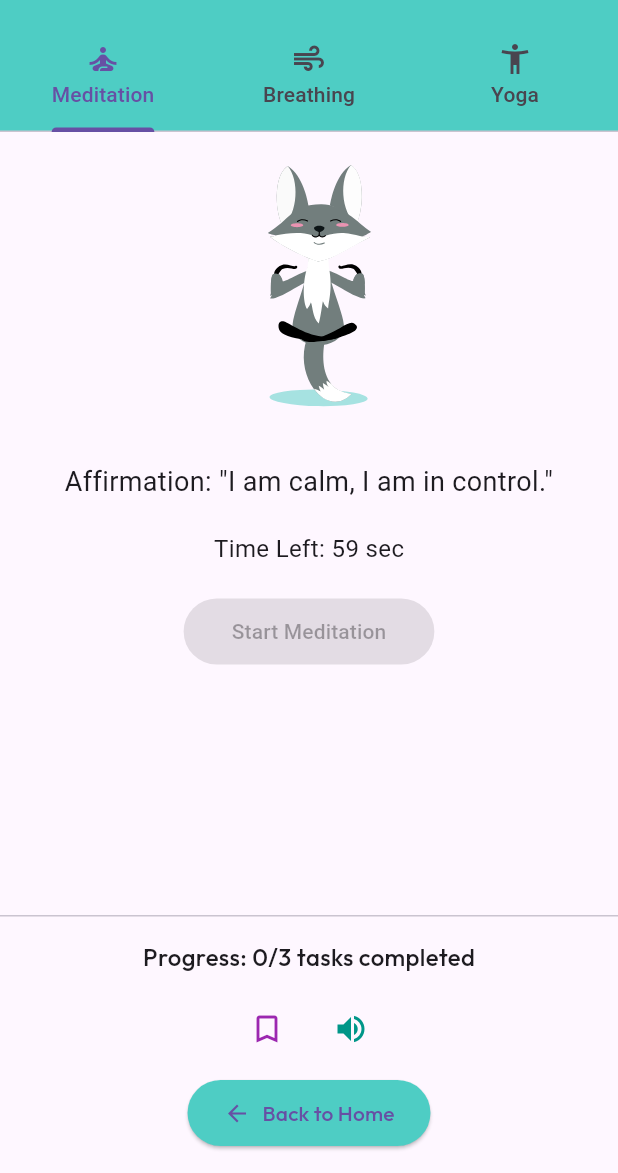
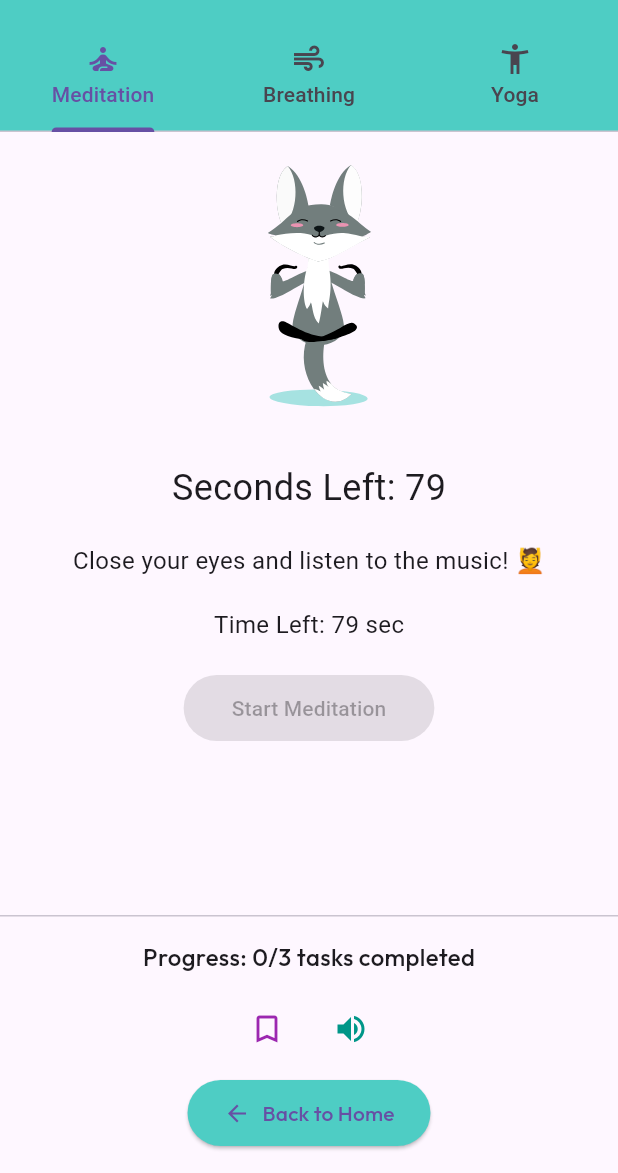
Before and after one commit to ChathraNavoda/Mentro, a Flutter app: the AnxiousScreen screen opened directly, after a tap on "Start Meditation", on a phone screen of 412 x 824 dp, the part 63-1236 px from its top. Run offline on Flutter 3.47's test engine with Material 3 defaults, Android fonts, the phone set to English and light mode, and no system bars; our stand-ins replace cloud_firestore, firebase_auth, firebase_core, fl_chart, google_fonts, google_sign_in and 5 more; missing offline and left inert: simple_ripple_animation; accounts and stored records are empty; network calls fail.

Commit message:
meditation tab

```diff
--- a/lib/presentation/screens/home/emotions/anxious_screen.dart
+++ b/lib/presentation/screens/home/emotions/anxious_screen.dart
@@ -1,4 +1,5 @@
 import 'dart:async';
+import 'dart:math';
 
 import 'package:flutter/material.dart';
 import 'package:google_fonts/google_fonts.dart';
@@ -174,7 +175,19 @@ class _MeditationWidgetState extends State<_MeditationWidget> {
   final _player = AudioPlayer();
   bool _isPlaying = false;
   bool _completed = false;
-  int _secondsLeft = 60;
+  int _secondsLeft = 80;
+
+  final List<String> _trackUrls = [
+    'https://raw.githubusercontent.com/ChathraNavoda/Mentro/main/assets/sounds/track1.mp3',
+    'https://raw.githubusercontent.com/ChathraNavoda/Mentro/main/assets/sounds/track2.mp3',
+    'https://raw.githubusercontent.com/ChathraNavoda/Mentro/main/assets/sounds/track3.mp3',
+    'https://raw.githubusercontent.com/ChathraNavoda/Mentro/main/assets/sounds/track4.mp3',
+    'https://raw.githubusercontent.com/ChathraNavoda/Mentro/main/assets/sounds/track5.mp3',
+    'https://raw.githubusercontent.com/ChathraNavoda/Mentro/main/assets/sounds/track6.mp3',
+    'https://raw.githubusercontent.com/ChathraNavoda/Mentro/main/assets/sounds/track7.mp3',
+    'https://raw.githubusercontent.com/ChathraNavoda/Mentro/main/assets/sounds/track8.mp3',
+    'https://raw.githubusercontent.com/ChathraNavoda/Mentro/main/assets/sounds/track9.mp3',
+  ];
 
   @override
   void dispose() {
@@ -187,12 +200,20 @@ class _MeditationWidgetState extends State<_MeditationWidget> {
 
     setState(() {
       _isPlaying = true;
-      _secondsLeft = 60;
+      _secondsLeft = 80;
       _completed = false;
     });
+    // Pick a random track
+    final random = Random();
+    final selectedUrl = _trackUrls[random.nextInt(_trackUrls.length)];
 
-    await _player.setAsset('assets/sounds/memories.mp3');
-    _player.play();
+    try {
+      await _player.setUrl(selectedUrl);
+      _player.play();
+    } catch (e) {
+      print('Error loading track: $e');
+      return;
+    }
 
     // Timer countdown
     Timer.periodic(const Duration(seconds: 1), (timer) {
@@ -228,11 +249,15 @@ class _MeditationWidgetState extends State<_MeditationWidget> {
         ),
         const SizedBox(height: 20),
         Text(
+          _completed ? 'Meditation Complete!' : 'Seconds Left: $_secondsLeft',
+          style: const TextStyle(fontSize: 24),
+        ),
+        const SizedBox(height: 20),
+        Text(
           _completed
-              ? '🎉 You completed your mindfulness session!'
-              : 'Affirmation: "I am calm, I am in control."',
-          textAlign: TextAlign.center,
-          style: const TextStyle(fontSize: 18),
+              ? 'Meditation Complete!'
+              : 'Close your eyes and listen to the music! 💆',
+          style: const TextStyle(fontSize: 16),
         ),
         const SizedBox(height: 20),
         Text(
```
